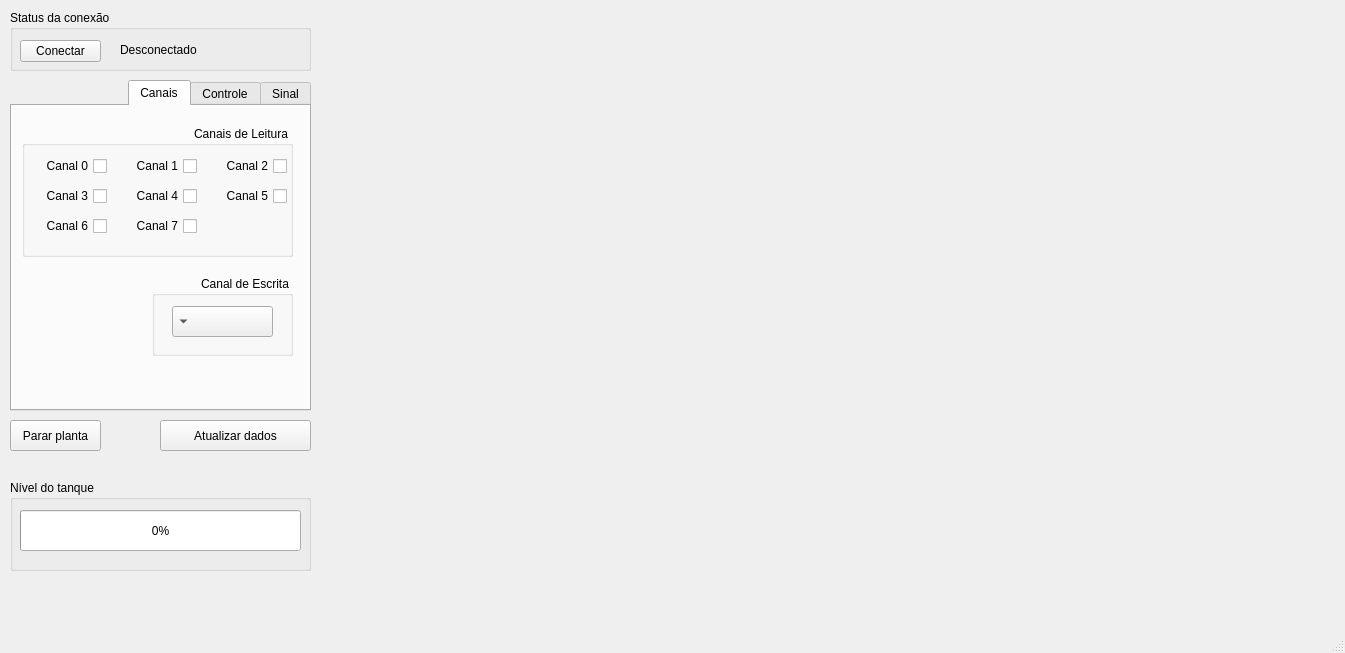
First picture: the form in mainwindow.ui, repository Chechunlong/control, before the edit.
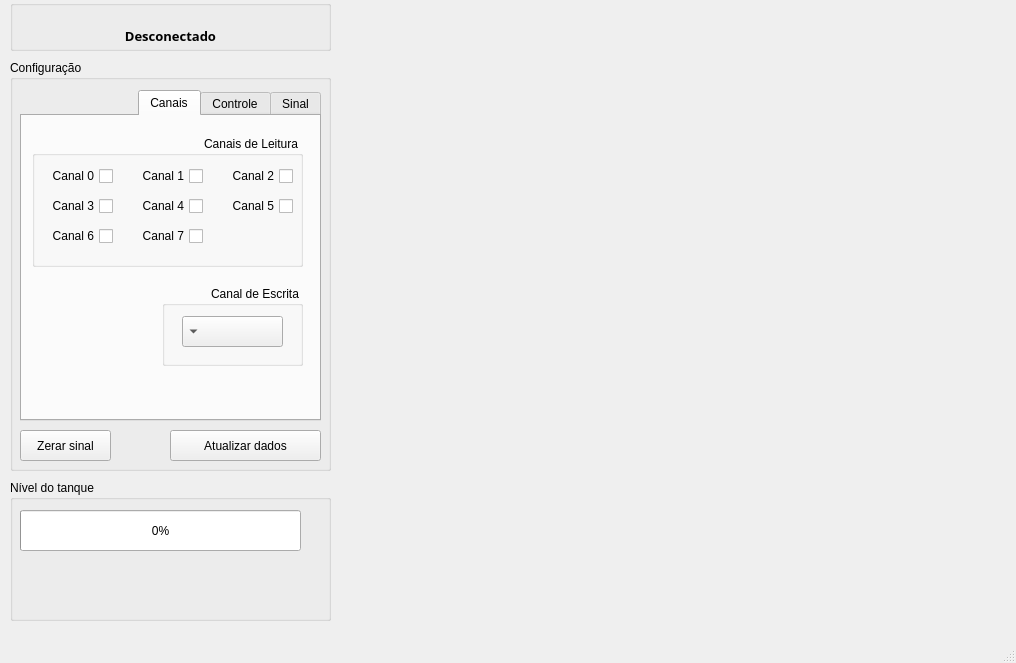
Second picture: the form after the edit. The open tabs and pages were chosen to show the change. Custom widgets are drawn as their Qt base class.

Patch:
```diff
--- a/mainwindow.ui
+++ b/mainwindow.ui
@@ -6,8 +6,8 @@
    <rect>
     <x>0</x>
     <y>0</y>
-    <width>1345</width>
-    <height>653</height>
+    <width>1016</width>
+    <height>663</height>
    </rect>
   </property>
   <property name="windowTitle">
@@ -18,47 +18,45 @@
     <property name="geometry">
      <rect>
       <x>10</x>
-      <y>10</y>
-      <width>301</width>
-      <height>61</height>
+      <y>0</y>
+      <width>321</width>
+      <height>51</height>
      </rect>
     </property>
     <property name="title">
-     <string>Status da conexão</string>
+     <string/>
     </property>
-    <widget class="QPushButton" name="buttonConectar">
-     <property name="geometry">
-      <rect>
-       <x>10</x>
-       <y>30</y>
-       <width>81</width>
-       <height>22</height>
-      </rect>
-     </property>
-     <property name="text">
-      <string>Conectar</string>
-     </property>
-    </widget>
     <widget class="QLabel" name="labelStatus">
      <property name="geometry">
       <rect>
-       <x>110</x>
-       <y>30</y>
-       <width>101</width>
-       <height>20</height>
+       <x>10</x>
+       <y>20</y>
+       <width>301</width>
+       <height>31</height>
       </rect>
      </property>
+     <property name="font">
+      <font>
+       <family>Droid Sans Japanese</family>
+       <pointsize>10</pointsize>
+       <weight>75</weight>
+       <bold>true</bold>
+      </font>
+     </property>
      <property name="text">
       <string>Desconectado</string>
      </property>
+     <property name="alignment">
+      <set>Qt::AlignCenter</set>
+     </property>
     </widget>
    </widget>
    <widget class="QCustomPlot" name="graficoEscrita" native="true">
     <property name="geometry">
      <rect>
-      <x>330</x>
-      <y>30</y>
-      <width>981</width>
+      <x>340</x>
+      <y>20</y>
+      <width>651</width>
       <height>301</height>
      </rect>
     </property>
@@ -88,14 +86,42 @@
       </item>
      </layout>
     </widget>
+    <zorder>layoutWidget</zorder>
+    <zorder>verticalSpacer_2</zorder>
+   </widget>
+   <widget class="QGroupBox" name="gb_tanques">
+    <property name="geometry">
+     <rect>
+      <x>10</x>
+      <y>480</y>
+      <width>321</width>
+      <height>141</height>
+     </rect>
+    </property>
+    <property name="title">
+     <string>Nível do tanque</string>
+    </property>
+    <widget class="QProgressBar" name="pb_tanque1">
+     <property name="geometry">
+      <rect>
+       <x>10</x>
+       <y>30</y>
+       <width>281</width>
+       <height>41</height>
+      </rect>
+     </property>
+     <property name="value">
+      <number>0</number>
+     </property>
+    </widget>
    </widget>
    <widget class="QCustomPlot" name="graficoLeitura" native="true">
     <property name="geometry">
      <rect>
-      <x>330</x>
-      <y>350</y>
-      <width>981</width>
-      <height>271</height>
+      <x>340</x>
+      <y>330</y>
+      <width>651</width>
+      <height>301</height>
      </rect>
     </property>
     <widget class="QWidget" name="layoutWidget">
@@ -125,11 +151,23 @@
      </layout>
     </widget>
    </widget>
+   <widget class="QGroupBox" name="gb_configDados">
+    <property name="geometry">
+     <rect>
+      <x>10</x>
+      <y>60</y>
+      <width>321</width>
+      <height>411</height>
+     </rect>
+    </property>
+    <property name="title">
+     <string>Configuração</string>
+    </property>
    <widget class="QTabWidget" name="tab_sinal_controle">
     <property name="geometry">
      <rect>
       <x>10</x>
-      <y>80</y>
+       <y>30</y>
       <width>301</width>
       <height>331</height>
      </rect>
@@ -543,9 +581,9 @@
       <widget class="QCheckBox" name="canal_l0">
        <property name="geometry">
         <rect>
-         <x>0</x>
+          <x>10</x>
          <y>30</y>
-         <width>85</width>
+          <width>71</width>
          <height>20</height>
         </rect>
        </property>
@@ -556,7 +594,7 @@
       <widget class="QCheckBox" name="canal_l1">
        <property name="geometry">
         <rect>
-         <x>90</x>
+          <x>86</x>
          <y>30</y>
          <width>85</width>
          <height>20</height>
@@ -569,9 +607,9 @@
       <widget class="QCheckBox" name="canal_l3">
        <property name="geometry">
         <rect>
-         <x>0</x>
+          <x>10</x>
          <y>60</y>
-         <width>85</width>
+          <width>71</width>
          <height>20</height>
         </rect>
        </property>
@@ -582,9 +620,9 @@
       <widget class="QCheckBox" name="canal_l6">
        <property name="geometry">
         <rect>
-         <x>0</x>
+          <x>10</x>
          <y>90</y>
-         <width>85</width>
+          <width>71</width>
          <height>20</height>
         </rect>
        </property>
@@ -595,7 +633,7 @@
       <widget class="QCheckBox" name="canal_l4">
        <property name="geometry">
         <rect>
-         <x>90</x>
+          <x>86</x>
          <y>60</y>
          <width>85</width>
          <height>20</height>
@@ -608,7 +646,7 @@
       <widget class="QCheckBox" name="canal_l5">
        <property name="geometry">
         <rect>
-         <x>180</x>
+          <x>176</x>
          <y>60</y>
          <width>85</width>
          <height>20</height>
@@ -621,7 +659,7 @@
       <widget class="QCheckBox" name="canal_l7">
        <property name="geometry">
         <rect>
-         <x>90</x>
+          <x>86</x>
          <y>90</y>
          <width>85</width>
          <height>20</height>
@@ -634,7 +672,7 @@
       <widget class="QCheckBox" name="canal_l2">
        <property name="geometry">
         <rect>
-         <x>180</x>
+          <x>176</x>
          <y>30</y>
          <width>85</width>
          <height>20</height>
@@ -670,55 +708,30 @@
      </widget>
     </widget>
    </widget>
+    <widget class="QPushButton" name="buttonStop">
+     <property name="geometry">
+      <rect>
+       <x>10</x>
+       <y>370</y>
+       <width>91</width>
+       <height>31</height>
+      </rect>
+     </property>
+     <property name="text">
+      <string>Zerar sinal</string>
+     </property>
+    </widget>
    <widget class="QPushButton" name="buttonAtualizar">
     <property name="geometry">
      <rect>
       <x>160</x>
-      <y>420</y>
+       <y>370</y>
       <width>151</width>
       <height>31</height>
      </rect>
     </property>
     <property name="text">
      <string>Atualizar dados</string>
-    </property>
-   </widget>
-   <widget class="QPushButton" name="buttonStop">
-    <property name="geometry">
-     <rect>
-      <x>10</x>
-      <y>420</y>
-      <width>91</width>
-      <height>31</height>
-     </rect>
-    </property>
-    <property name="text">
-     <string>Parar planta</string>
-    </property>
-   </widget>
-   <widget class="QGroupBox" name="groupBox_5">
-    <property name="geometry">
-     <rect>
-      <x>10</x>
-      <y>480</y>
-      <width>301</width>
-      <height>91</height>
-     </rect>
-    </property>
-    <property name="title">
-     <string>Nível do tanque</string>
-    </property>
-    <widget class="QProgressBar" name="pb_tanque1">
-     <property name="geometry">
-      <rect>
-       <x>10</x>
-       <y>30</y>
-       <width>281</width>
-       <height>41</height>
-      </rect>
-     </property>
-     <property name="value">
-      <number>0</number>
      </property>
     </widget>
    </widget>
```
Left out of the diff: 2 changed lines with no effect on the pictures. Lines whose indentation alone changed are shown as unchanged.
